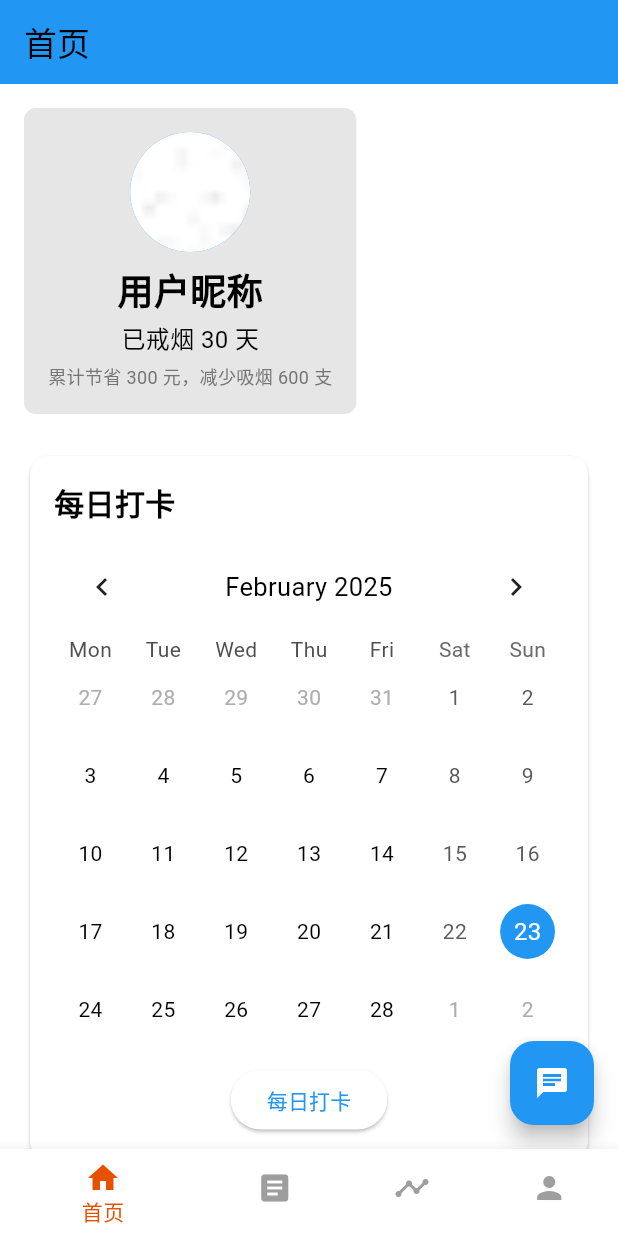
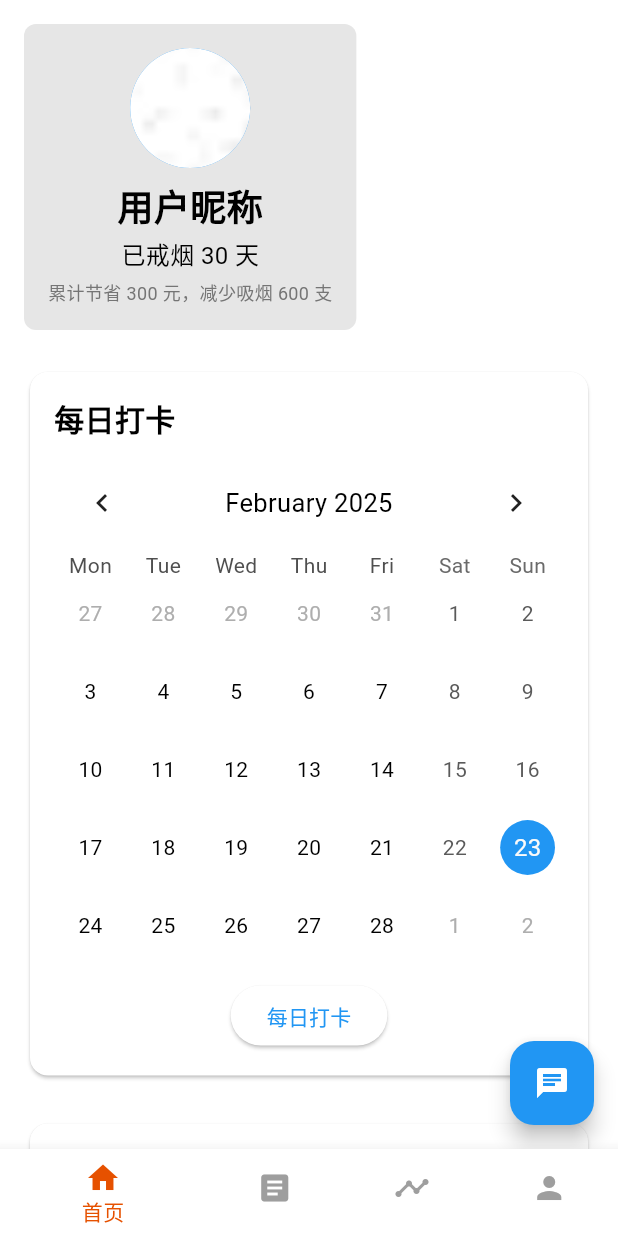
Before and after one commit to oliyo2023/stopsmoking_app, a Flutter app: the screen it shows after launch, on a phone screen of 412 x 824 dp. Run offline on Flutter 3.47's test engine with Material 3 defaults, Android fonts, the light colour scheme and no system bars; drawn by our look-alikes of table_calendar; our stand-ins replace flutter_widget_from_html_core, get, pocketbase, shared_preferences; network calls fail.

Commit message:
feat(ui): 移除 HomePage 的 AppBar 组件
- 移除 HomePage 中的 AppBar 组件
- 优化页面布局，增加内容显示区域
- 提升用户体验和界面简洁度

```diff
--- a/lib/pages/home_page.dart
+++ b/lib/pages/home_page.dart
@@ -117,14 +117,9 @@ class _HomePageState extends State<HomePage> {
       _selectedIndex = index; // 更新当前选中的索引
     });
   }
-
   @override
   Widget build(BuildContext context) {
     return Scaffold(
-      appBar: AppBar(
-        title: const Text('首页'),
-        backgroundColor: Theme.of(context).primaryColor,
-      ),
       body: Stack(
         children: [
           IndexedStack(
--- a/lib/services/pocketbase_service.dart
+++ b/lib/services/pocketbase_service.dart
@@ -3,7 +3,6 @@ import 'package:jieyan_app/config.dart';
 import 'package:get/get.dart';
 import 'package:shared_preferences/shared_preferences.dart';
 import 'package:jieyan_app/models/checkin_model.dart';
-import 'package:intl/intl.dart';
 
 class PocketBaseService extends GetxService {
   late final PocketBase _pb;
@@ -25,8 +24,8 @@ class PocketBaseService extends GetxService {
   Future<List<CheckinModel>> getCheckinRecords(
       String userId, DateTime startDate, DateTime endDate) async {
     final records = await _pb.collection('checkins').getList(
-          filter:
-              'user = "$userId" && date >= "${DateFormat('yyyy-MM-dd').format(startDate)}" && date <= "${DateFormat('yyyy-MM-dd').format(endDate)}"',
+        // filter:
+        // 'user = "$userId" && date >= "${DateFormat('yyyy-MM-dd').format(startDate)}" && date <= "${DateFormat('yyyy-MM-dd').format(endDate)}"',
         );
     return records.items
         .map((item) => CheckinModel.fromJson(item.toJson()))
```
Also changed, not shown: lib/pages/profile_page.dart (+8 -4 lines).
